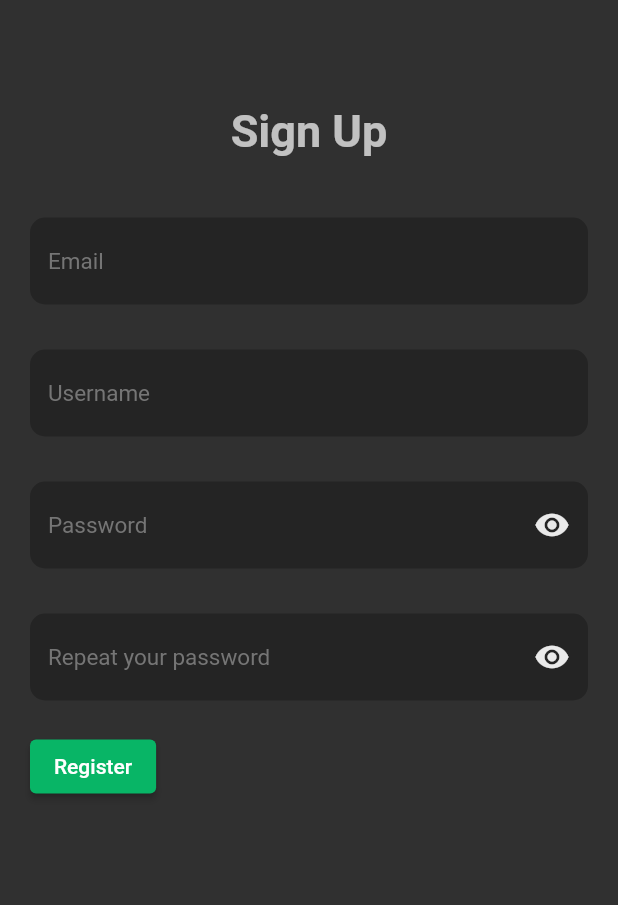
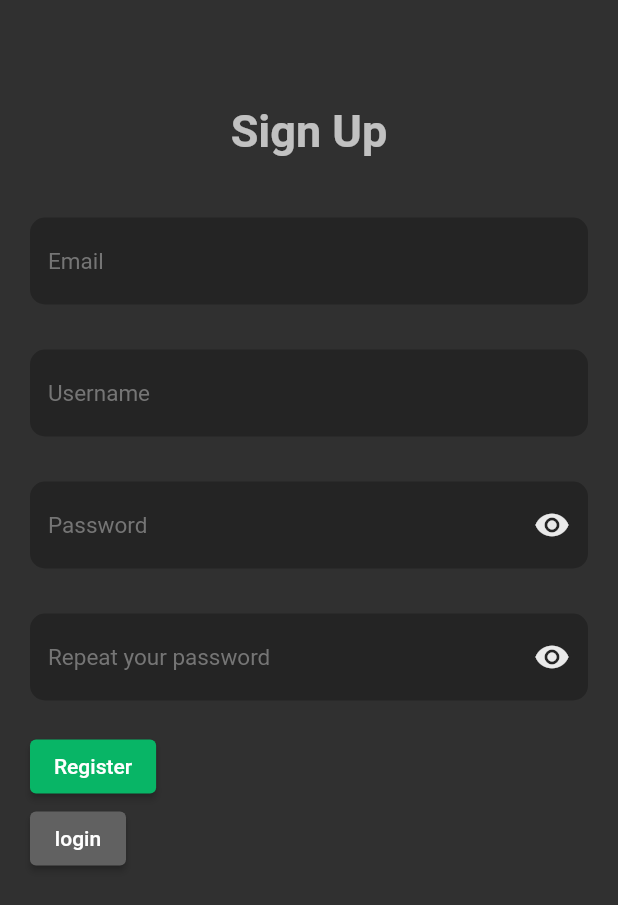
Before and after one commit to Hiebeler/lawof100-frontend, a Flutter app: the screen it shows after launch, on a phone screen of 412 x 824 dp. Shown: the top 905 px of the screen. Run offline on Flutter 3.47's test engine with Material 2 defaults, Android fonts, the light colour scheme and no system bars; our stand-ins replace flutter_secure_storage, image_picker; Roboto replaces fonts that are missing (Arial).

Commit message:
login working, token in secure storage saved

```diff
--- a/lib/main.dart
+++ b/lib/main.dart
@@ -27,7 +27,7 @@ class _MainState extends State<Main> {
     return MaterialApp(
       initialRoute: '/signUp',
       routes: {
-        '/': (context) => const Home(),
+        '/home': (context) => const Home(),
         '/addChallenge': (context) => const AddChallenge(),
         '/signUp': (context) => SignUp(),
         '/signIn': (context) => SignIn(),
--- a/lib/sign_up.dart
+++ b/lib/sign_up.dart
@@ -184,7 +184,18 @@ class _SignUpState extends State<SignUp> {
                         Theme.of(context).primaryColor),
                   ),
                 ),
-              )
+              ),
+              Align(
+                alignment: Alignment.centerLeft,
+                child: ElevatedButton(
+                  onPressed: () => Navigator.pushNamed(context, "/signIn"),
+                  child: const Text("login"),
+                  style: ButtonStyle(
+                    backgroundColor: MaterialStateProperty.all(
+                        Theme.of(context).backgroundColor),
+                  ),
+                ),
+              ),
             ],
           ),
         ),
--- a/pubspec.yaml
+++ b/pubspec.yaml
@@ -36,6 +36,7 @@ dependencies:
   cupertino_icons: ^1.0.2
   image_picker: ^0.8.5
   http: ^0.13.4
+  flutter_secure_storage: ^5.0.2
 
 dev_dependencies:
   flutter_test:
```
Also changed, not shown: lib/sign_in.dart (+54 -3 lines), pubspec.lock, 3 other files.
